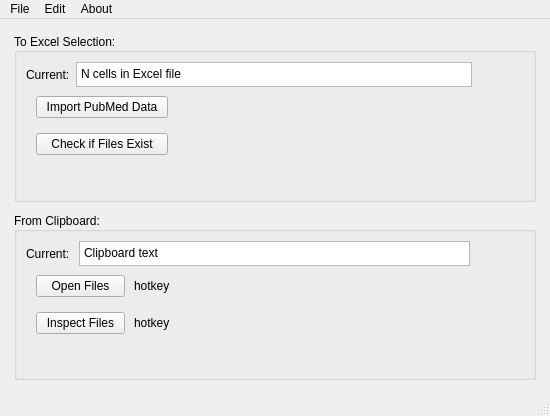
Above: ui/main.ui from crossing96/Pub-Xel before the change. Below: the same form after it.
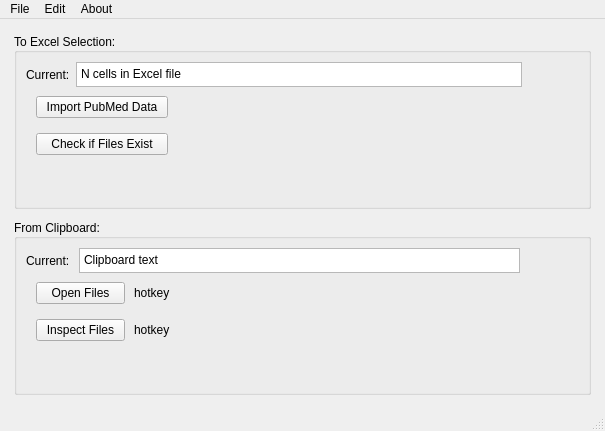
That is the form after the change.

What changed in the file:
```diff
--- a/ui/main.ui
+++ b/ui/main.ui
@@ -6,8 +6,8 @@
    <rect>
     <x>0</x>
     <y>0</y>
-    <width>550</width>
-    <height>416</height>
+    <width>605</width>
+    <height>431</height>
    </rect>
   </property>
   <property name="windowTitle">
@@ -451,8 +451,8 @@
     <rect>
      <x>0</x>
      <y>0</y>
-     <width>550</width>
-     <height>24</height>
+     <width>605</width>
+     <height>22</height>
     </rect>
    </property>
    <widget class="QMenu" name="menuFile">
```
Left out of the diff: 7 changed lines with no effect on the pictures.
